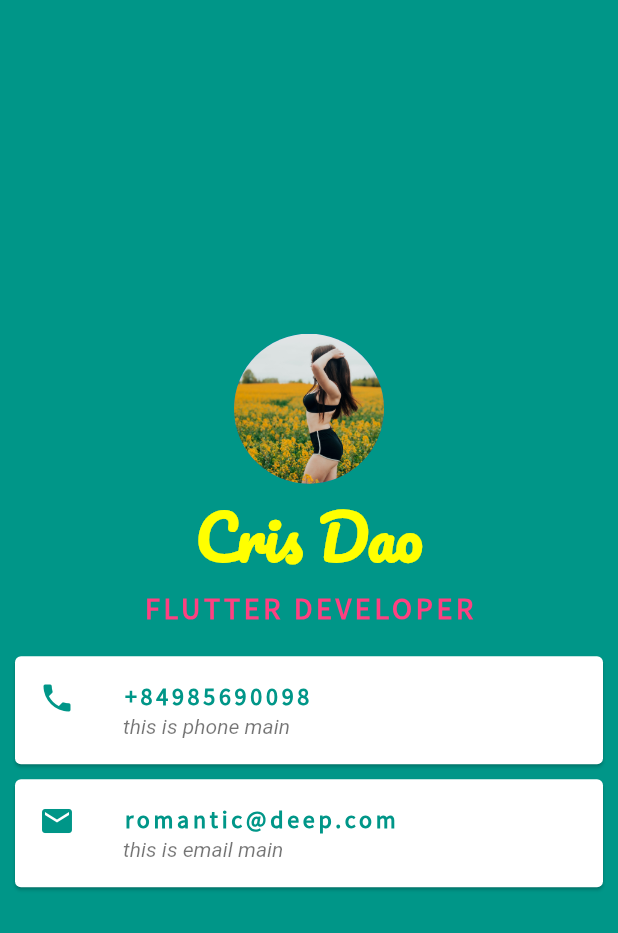
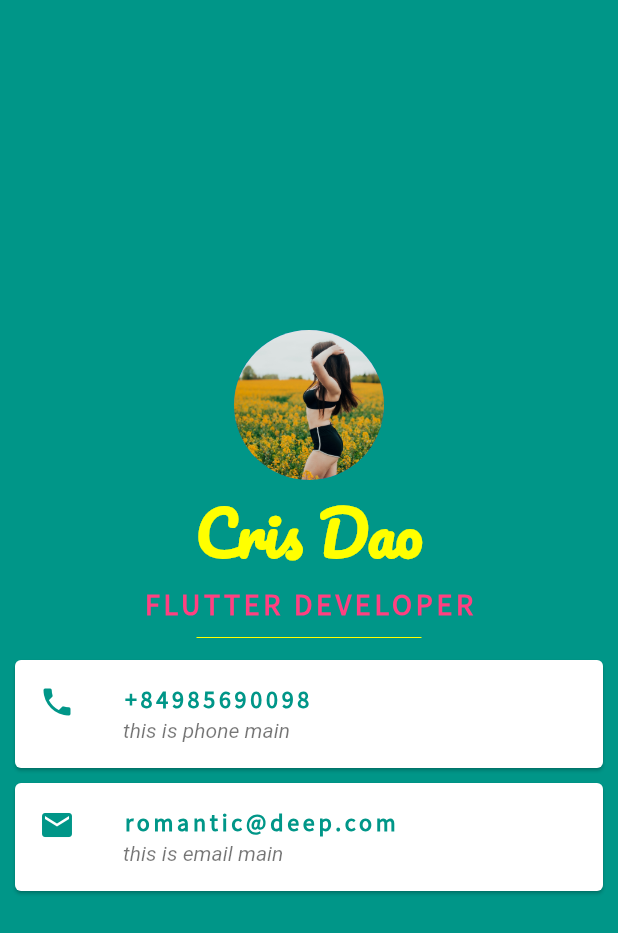
Before and after one commit to vii9/ft-rich-appi, a Flutter app: the screen it shows after launch, on a phone screen of 412 x 824 dp. Shown: the top 933 px of the screen. Run offline on Flutter 3.47's test engine with Material 2 defaults, Android fonts, the phone set to English and light mode, and no system bars.

Commit message:
update Card, add <hr> tags same html bla bla

```diff
--- a/lib/main.dart
+++ b/lib/main.dart
@@ -41,10 +41,17 @@ class MyApp extends StatelessWidget {
                     letterSpacing: 2.5,
                     fontWeight: FontWeight.bold),
               ),
+              SizedBox(
+                height: 20.0,
+                width: 150.0,
+                child: Divider(
+                  color: Colors.yellowAccent,
+                ),
+              ),
               Card(
                   color: Colors.white,
                   margin: EdgeInsets.only(
-                      left: 10.0, top: 20.0, right: 10.0, bottom: 10.0),
+                      left: 10.0, top: 5.0, right: 10.0, bottom: 10.0),
                   child: ListTile(
                     leading: Icon(Icons.phone, color: Colors.teal),
                     title: Text(
```
